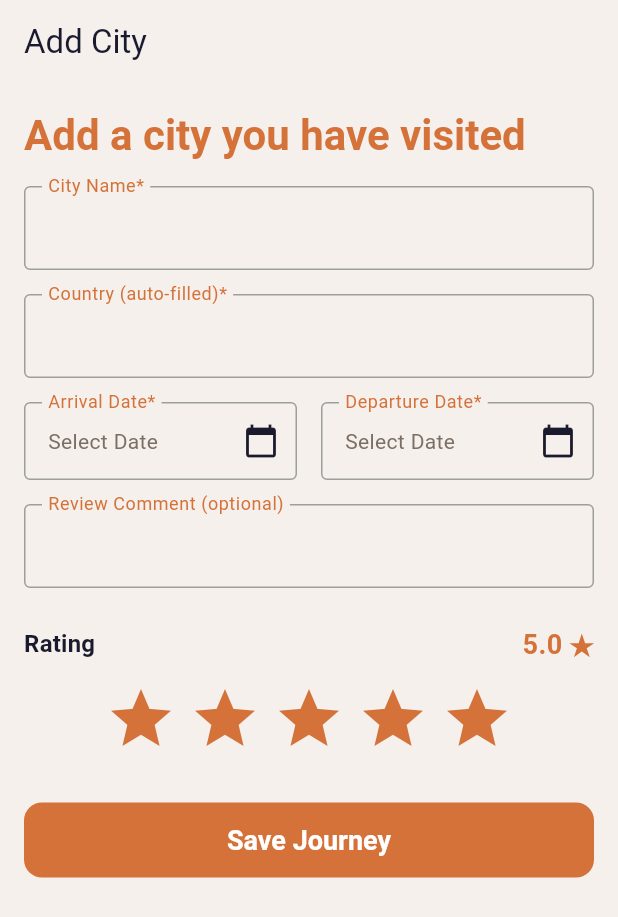
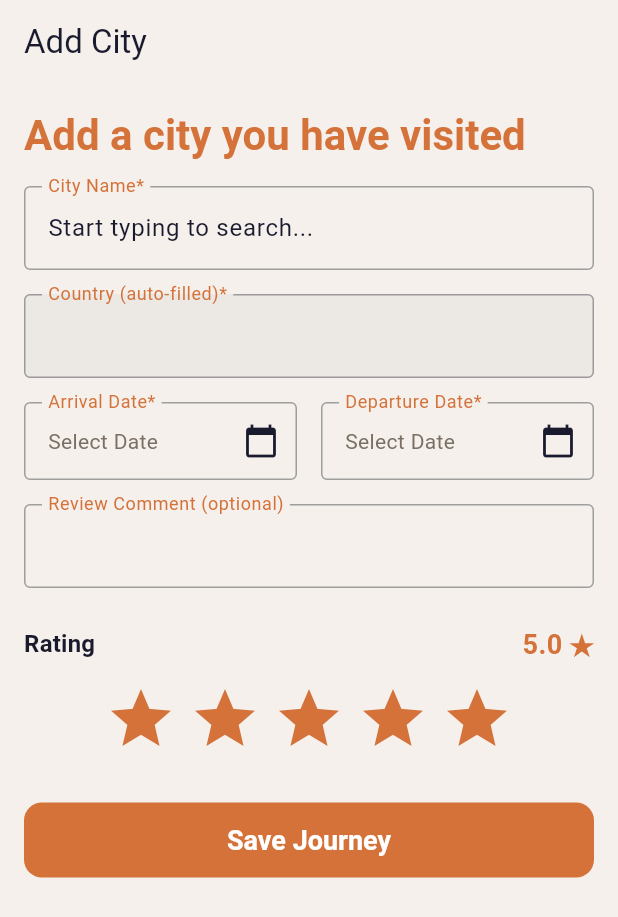
Before and after one commit to maxpaul04/roamly, a Flutter app: the AddCityPage screen opened directly with empty values, on a phone screen of 412 x 824 dp. Shown: the top 917 px of the screen. Run offline on Flutter 3.47's test engine with Material 3 defaults, Android fonts, the phone set to English and light mode, and no system bars; our stand-ins replace firebase_auth, firebase_core, sqflite; accounts and stored records are empty.

Commit message:
UI tweaks for the city search API call

```diff
--- a/lib/screens/add_city_page.dart
+++ b/lib/screens/add_city_page.dart
@@ -46,6 +46,7 @@ class _AddCityPageState extends State<AddCityPage> {
     _cityNameController.dispose();
     _countryController.dispose();
     _commentController.dispose();
+    _debounce?.cancel();
     super.dispose();
   }
 
@@ -128,18 +129,26 @@ class _AddCityPageState extends State<AddCityPage> {
   //immediately searh and burn API-calls
   void _whenCitySearchChanged(String query) async {
     _debounce?.cancel();
-    setState(() => selectedResult = null); // typing again invalidates the old pick
+    setState(() {
+      selectedResult = null;
+      results = []; // Clear results while typing new query
+    });
 
-    _debounce = Timer(const Duration(milliseconds: 400), () async {
+    _debounce = Timer(const Duration(milliseconds: 500), () async {
       if (query.trim().length < 2) {
-        setState(() => results = []);
+        setState(() {
+          results = [];
+          _isSearching = false;
+        });
         return;
       }
+
       setState(() => _isSearching = true);
+
       try {
-        var results = await apiService.searchCities(query);
+        final fetchedResults = await apiService.searchCities(query);
         setState(() {
-          results = results;
+          results = fetchedResults;
           _isSearching = false;
         });
       } catch (e) {
@@ -158,6 +167,7 @@ class _AddCityPageState extends State<AddCityPage> {
       _countryController.text = result.country;
       results = [];
     });
+    FocusScope.of(context).unfocus(); // Close keyboard after selection
   }
 
   Widget _buildDateInput({
@@ -247,34 +257,49 @@ class _AddCityPageState extends State<AddCityPage> {
                   decoration: const InputDecoration(
                     labelText: 'City Name*',
                     border: OutlineInputBorder(),
+                    hintText: 'Start typing to search...',
                   ),
                   onChanged: _whenCitySearchChanged,
                 ),
                 if (_isSearching)
-                  const Center(child: CircularProgressIndicator()),
+                  const Padding(
+                    padding: EdgeInsets.symmetric(vertical: 8.0),
+                    child: Center(child: LinearProgressIndicator()),
+                  ),
                 if (results.isNotEmpty)
-                  Container(
+                  Card(
+                    elevation: 4,
                     margin: const EdgeInsets.only(top: 4),
-                    decoration: BoxDecoration(border: Border.all(color: Colors.grey)),
-                    child: Column(
-                      children: results.map((city) {
-                        return ListTile(
-                          title: Text(city.name),
-                          subtitle: Text(city.country),
-                          onTap: () => _onCitySelected(city),
-                        );
-                      }).toList(),
+                    child: ConstrainedBox(
+                      constraints: const BoxConstraints(maxHeight: 250),
+                      child: ListView.builder(
+                        shrinkWrap: true,
+                        itemCount: results.length,
+                        itemBuilder: (context, index) {
+                          final city = results[index];
+                          return ListTile(
+                            title: Text(city.name),
+                            subtitle: Text(city.country),
+                            onTap: () => _onCitySelected(city),
+                          );
+                        },
+                      ),
                     ),
                   ),
                 if (nameError != null)
-                  Text(nameError!, style: const TextStyle(color: Colors.red)),
+                  Padding(
+                    padding: const EdgeInsets.only(top: 8.0),
+                    child: Text(nameError!, style: const TextStyle(color: Colors.red)),
+                  ),
                 const SizedBox(height: 16),
                 TextFormField(
                   controller: _countryController,
-                  readOnly: true,
-                  decoration: const InputDecoration(
+                  enabled: false,
+                  decoration: InputDecoration(
                     labelText: 'Country (auto-filled)*',
-                    border: OutlineInputBorder(),
+                    border: const OutlineInputBorder(),
+                    filled: true,
+                    fillColor: Colors.grey.withValues(alpha: 0.1),
                   ),
                 ),
                 if (countryError != null)
```
